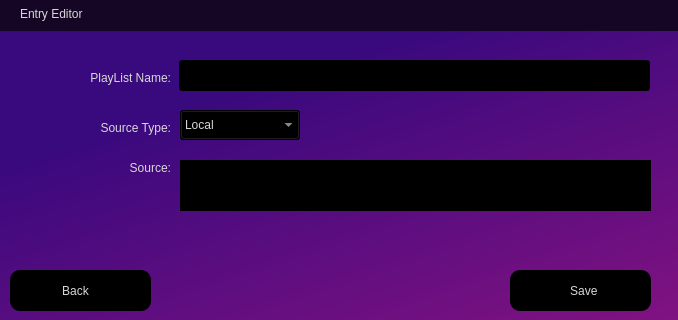
First picture: the form in assets/EntryEditor.ui, repository ifreddyrod/SPYDER-Player-pyqt, before the edit.
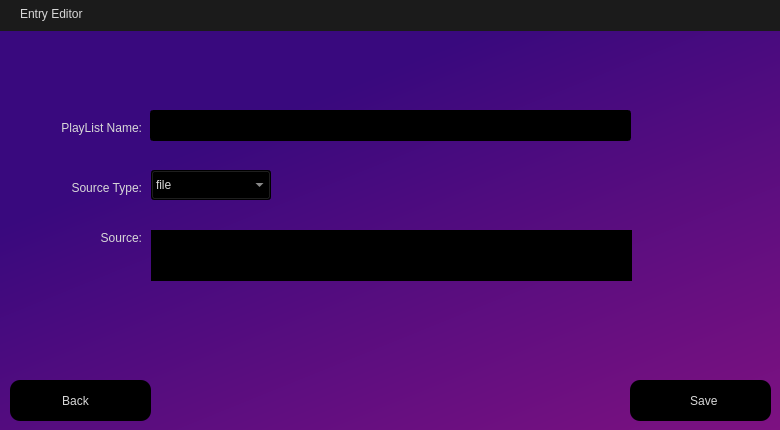
Second picture: the form after the edit. Icons and pictures are not drawn.

Commit message: - Made the settings forms bigger - Implemented Add, Edit functionality to playlists and library - Consolidated ListSettings and EntryEditor functions so that they can handle both playlists and library entries - Need to save the changes to appdata and update the playlist tree next

Diff of the .ui file:
```diff
--- a/assets/EntryEditor.ui
+++ b/assets/EntryEditor.ui
@@ -6,8 +6,8 @@
    <rect>
     <x>0</x>
     <y>0</y>
-    <width>678</width>
-    <height>320</height>
+    <width>780</width>
+    <height>430</height>
    </rect>
   </property>
   <property name="windowTitle">
@@ -96,12 +96,12 @@
     <rect>
      <x>0</x>
      <y>0</y>
-     <width>691</width>
+     <width>781</width>
      <height>31</height>
     </rect>
    </property>
    <property name="styleSheet">
-    <string notr="true">background-color: rgb(20, 6, 36);</string>
+    <string notr="true">background-color: rgb(27, 27, 27);</string>
    </property>
    <widget class="QLabel" name="Titlebar_label">
     <property name="geometry">
@@ -124,7 +124,7 @@
    <property name="geometry">
     <rect>
      <x>10</x>
-     <y>270</y>
+     <y>380</y>
      <width>141</width>
      <height>41</height>
     </rect>
@@ -146,9 +146,9 @@
   <widget class="QLineEdit" name="Name_textedit">
    <property name="geometry">
     <rect>
-     <x>179</x>
-     <y>60</y>
-     <width>471</width>
+     <x>150</x>
+     <y>110</y>
+     <width>481</width>
      <height>31</height>
     </rect>
    </property>
@@ -159,8 +159,8 @@
   <widget class="QLabel" name="EntryName_label">
    <property name="geometry">
     <rect>
-     <x>40</x>
-     <y>70</y>
+     <x>11</x>
+     <y>120</y>
      <width>131</width>
      <height>16</height>
     </rect>
@@ -175,8 +175,8 @@
   <widget class="QPushButton" name="Save_button">
    <property name="geometry">
     <rect>
-     <x>510</x>
-     <y>270</y>
+     <x>630</x>
+     <y>380</y>
      <width>141</width>
      <height>41</height>
     </rect>
@@ -198,8 +198,8 @@
   <widget class="QPushButton" name="OpenFiles_button">
    <property name="geometry">
     <rect>
-     <x>180</x>
-     <y>170</y>
+     <x>151</x>
+     <y>240</y>
      <width>31</width>
      <height>21</height>
     </rect>
@@ -226,8 +226,8 @@
   <widget class="QLabel" name="Source_label">
    <property name="geometry">
     <rect>
-     <x>40</x>
-     <y>160</y>
+     <x>11</x>
+     <y>230</y>
      <width>131</width>
      <height>16</height>
     </rect>
@@ -242,9 +242,9 @@
   <widget class="QTextEdit" name="Source_textedit">
    <property name="geometry">
     <rect>
-     <x>180</x>
-     <y>160</y>
-     <width>471</width>
+     <x>151</x>
+     <y>230</y>
+     <width>481</width>
      <height>51</height>
     </rect>
    </property>
@@ -255,15 +255,15 @@
   <widget class="QComboBox" name="SourceType_combobox">
    <property name="geometry">
     <rect>
-     <x>180</x>
-     <y>110</y>
+     <x>151</x>
+     <y>170</y>
      <width>120</width>
      <height>30</height>
     </rect>
    </property>
    <item>
     <property name="text">
-     <string>Local</string>
+     <string>file</string>
     </property>
    </item>
    <item>
@@ -275,8 +275,8 @@
   <widget class="QLabel" name="SourceType_label">
    <property name="geometry">
     <rect>
-     <x>40</x>
-     <y>120</y>
+     <x>11</x>
+     <y>180</y>
      <width>131</width>
      <height>16</height>
     </rect>
@@ -293,8 +293,8 @@
     <rect>
      <x>0</x>
      <y>30</y>
-     <width>681</width>
-     <height>291</height>
+     <width>801</width>
+     <height>421</height>
     </rect>
    </property>
    <property name="styleSheet">
```
Left out of the diff: 2 changed lines with no effect on the pictures. The commit also changes 4 other files.
